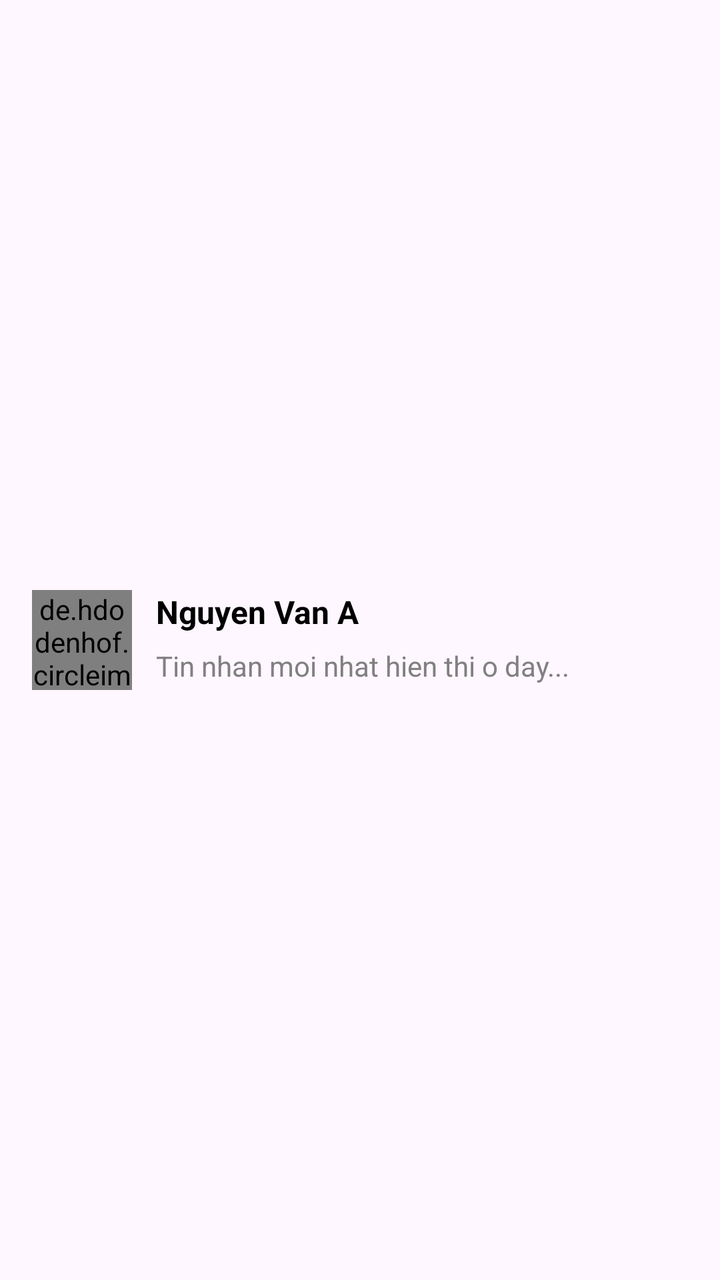
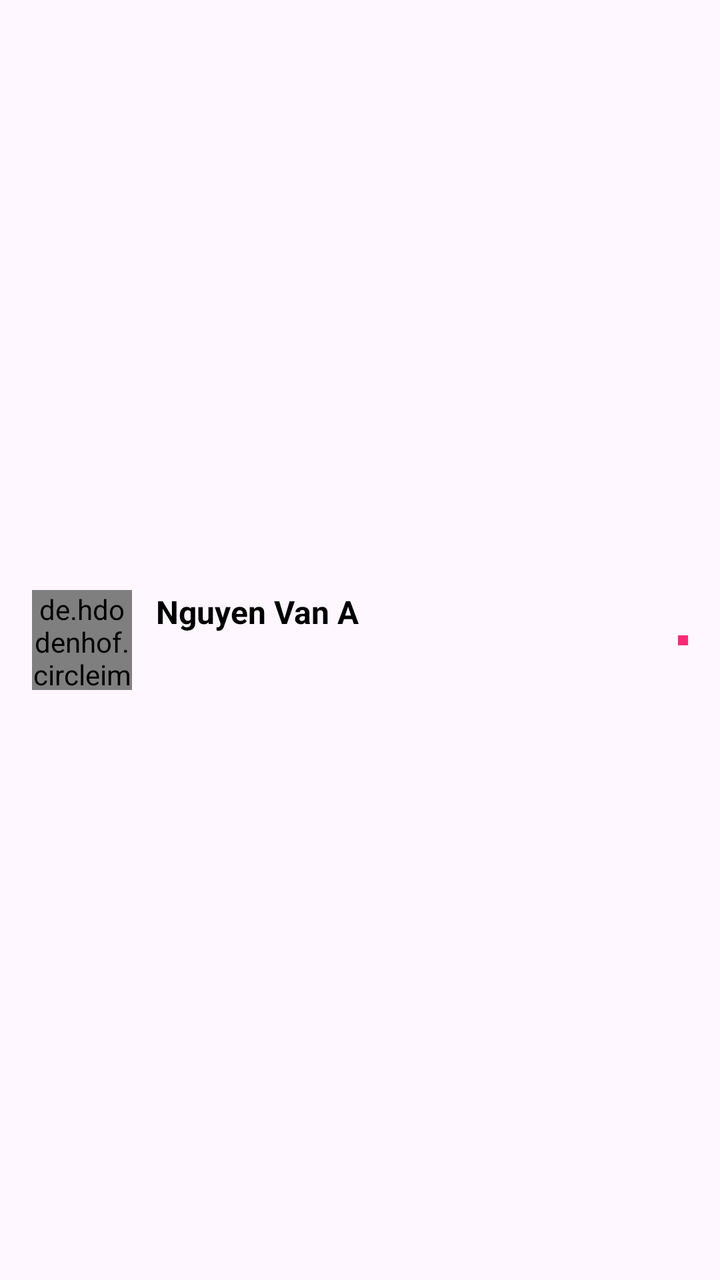

An Android layout rendered at two revisions. The XML below is the earlier revision; the diff shows what the commit changed to produce the second picture.
<!-- AndroidManifest.xml: application theme Theme.Chat_app1204 -->
<!-- res/layout/user_item.xml -->
<?xml version="1.0" encoding="utf-8"?>
<androidx.constraintlayout.widget.ConstraintLayout xmlns:android="http://schemas.android.com/apk/res/android"
    xmlns:app="http://schemas.android.com/apk/res-auto"
    android:layout_width="match_parent"
    android:layout_height="wrap_content"
    android:paddingHorizontal="16dp"
    android:paddingVertical="10dp">

    <de.hdodenhof.circleimageview.CircleImageView
        xmlns:app="http://schemas.android.com/apk/res-auto"
        android:id="@+id/imgAvatar"
        android:layout_width="50dp"
        android:layout_height="50dp"
        app:layout_constraintStart_toStartOf="parent"
        app:layout_constraintTop_toTopOf="parent"
        app:layout_constraintBottom_toBottomOf="parent" />


    <TextView
        android:id="@+id/tvUserName"
        android:layout_width="0dp"
        android:layout_height="wrap_content"
        android:layout_marginStart="12dp"
        android:layout_marginEnd="8dp"
        android:ellipsize="end"
        android:maxLines="1"
        android:text="Nguyen Van A"
        android:textColor="@android:color/black"
        android:textSize="16sp"
        android:textStyle="bold"
        app:layout_constraintStart_toEndOf="@id/imgAvatar"
        app:layout_constraintTop_toTopOf="@id/imgAvatar"
        app:layout_constraintEnd_toEndOf="parent" />

    <TextView
        android:id="@+id/tvLastMessage"
        android:layout_width="0dp"
        android:layout_height="wrap_content"
        android:layout_marginTop="4dp"
        android:layout_marginEnd="8dp"
        android:ellipsize="end"
        android:maxLines="1"
        android:text="Tin nhan moi nhat hien thi o day..."
        android:textColor="#808080"
        android:textSize="14sp"
        app:layout_constraintStart_toStartOf="@id/tvUserName"
        app:layout_constraintTop_toBottomOf="@id/tvUserName"
        app:layout_constraintEnd_toEndOf="parent"
        app:layout_constraintBottom_toBottomOf="@id/imgAvatar" />

</androidx.constraintlayout.widget.ConstraintLayout>
<!-- resources referenced by this layout -->
<resources>
  <style name="Theme.Chat_app1204" parent="Base.Theme.Chat_app1204" />
  <style name="Base.Theme.Chat_app1204" parent="Theme.Material3.DayNight.NoActionBar">
          
          
      </style>
</resources>

<!-- the commit's change to res/layout/user_item.xml (unified diff, before → after) -->
@@ -7,7 +7,6 @@
     android:paddingVertical="10dp">
 
     <de.hdodenhof.circleimageview.CircleImageView
-        xmlns:app="http://schemas.android.com/apk/res-auto"
         android:id="@+id/imgAvatar"
         android:layout_width="50dp"
         android:layout_height="50dp"
@@ -40,7 +39,6 @@
         android:layout_marginEnd="8dp"
         android:ellipsize="end"
         android:maxLines="1"
-        android:text="Tin nhan moi nhat hien thi o day..."
         android:textColor="#808080"
         android:textSize="14sp"
         app:layout_constraintStart_toStartOf="@id/tvUserName"
@@ -48,4 +46,13 @@
         app:layout_constraintEnd_toEndOf="parent"
         app:layout_constraintBottom_toBottomOf="@id/imgAvatar" />
 
+    <View
+        android:layout_width="5dp"
+        android:layout_height="5dp"
+        android:background="@color/base"
+        app:layout_constraintEnd_toEndOf="parent"
+        app:layout_constraintTop_toTopOf="parent"
+        app:layout_constraintBottom_toBottomOf="parent"
+        android:id="@+id/img_status_seen"/>
+
 </androidx.constraintlayout.widget.ConstraintLayout>
<!-- resource entries referenced after the edit -->
@@ -1,5 +1,6 @@
 <!-- resources referenced by this layout -->
 <resources>
+  <color name="base">#FF2A75</color>
   <style name="Theme.Chat_app1204" parent="Base.Theme.Chat_app1204" />
   <style name="Base.Theme.Chat_app1204" parent="Theme.Material3.DayNight.NoActionBar">
           
